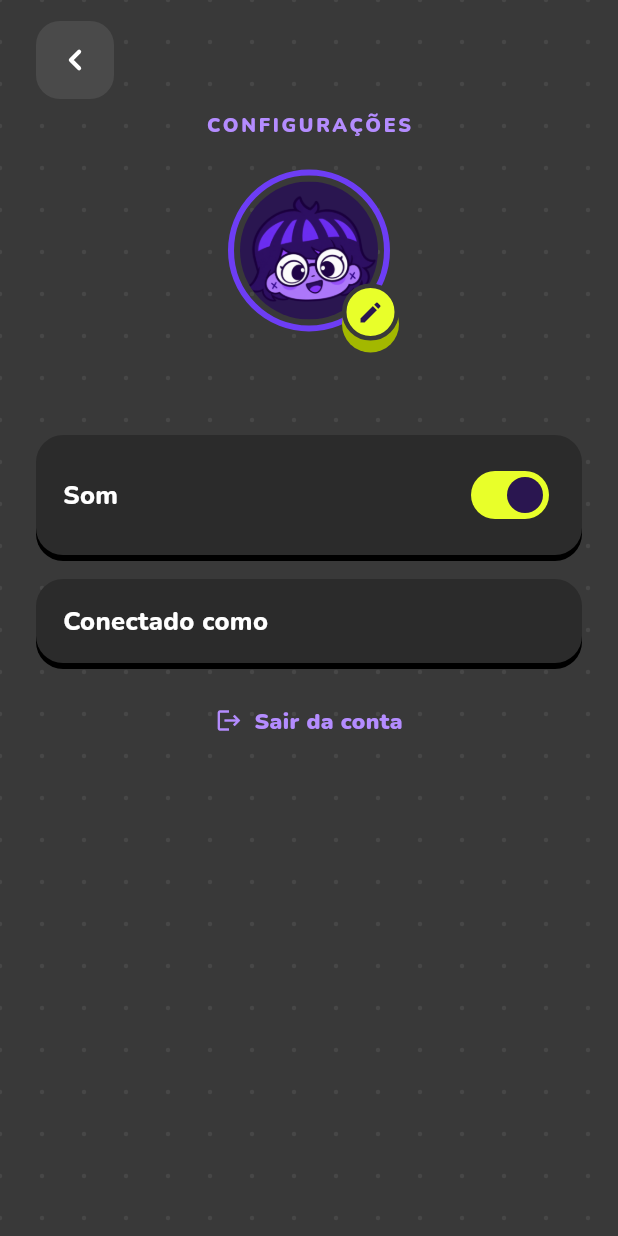
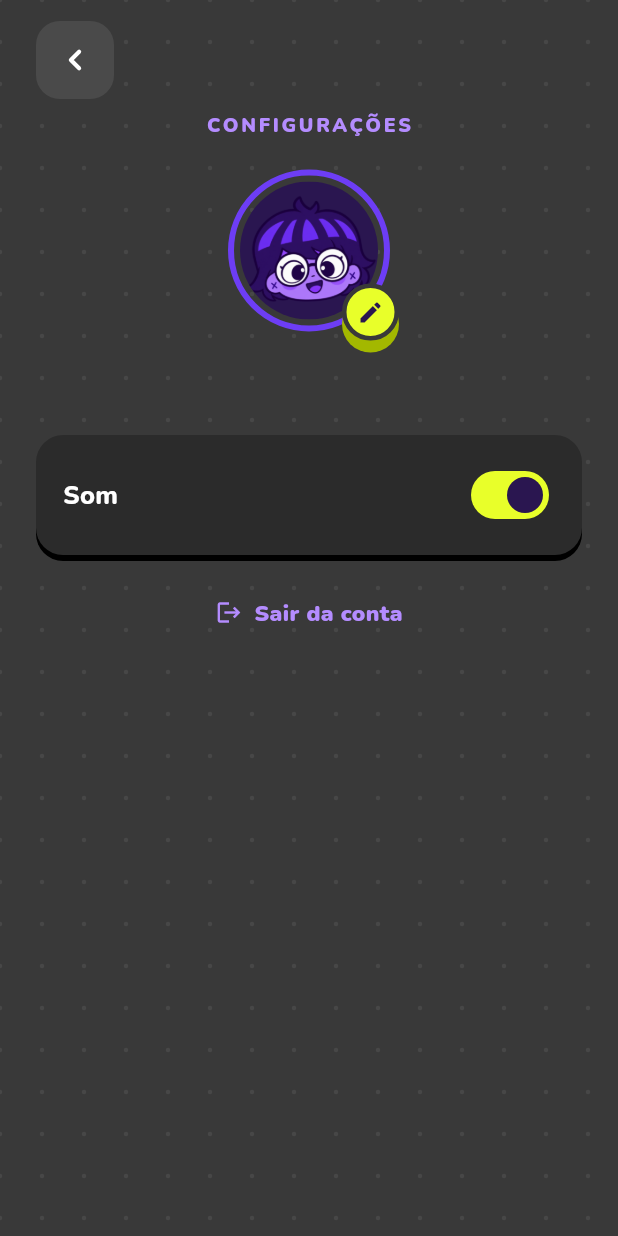
Before and after one commit to stheffanysantos/libug-game, a Flutter app: the SettingsView screen opened directly, on a phone screen of 412 x 824 dp. Run offline on Flutter 3.47's test engine with Material 3 defaults, Android fonts, the phone set to English and light mode, and no system bars; our stand-ins replace audioplayers, cloud_firestore, firebase_auth, firebase_core, flutter_riverpod, flutter_svg and 4 more; accounts and stored records are empty; generated files the repository leaves out were written again; network calls fail.

Commit message:
Remove a linha "Conectado como" das Configuracoes; card Conta so aparece sem conta

```diff
--- a/lib/features/settings/presentation/settings_view.dart
+++ b/lib/features/settings/presentation/settings_view.dart
@@ -25,9 +25,9 @@ import 'profile_edit_view.dart';
 /// pedido explícito do usuário: sem conta, o lápis não aparece (editar
 /// "quem eu sou" sem persistir em lugar nenhum não faz sentido, e essa
 /// escolha só é salva no Firestore da conta via `ProgressNotifier`).
-/// Estando logado, um link "Sair da conta" aparece no fim da tela (não mais
-/// escondido dentro da linha "Conectado como" — pedido explícito do
-/// usuário, ver `.claude/memory/decisions.md`).
+/// Estando logado, um link "Sair da conta" aparece no fim da tela, e o card
+/// "Conta" (com "Criar conta") some — a linha "Conectado como" saiu por
+/// enquanto, a tela está sendo repensada (ver `.claude/memory/decisions.md`).
 ///
 /// Aberta pelo botão de engrenagem da Seleção de Mundo via `Navigator.push`
 /// (era `showDialog`). `ConsumerStatefulWidget` pelo mesmo motivo de antes:
@@ -156,6 +156,13 @@ class _SettingsViewState extends ConsumerState<SettingsView> {
                               ],
                             ),
                           ),
+                          // Card "Conta" só existe sem conta ("Criar conta").
+                          // Com conta ele ficaria só com o título, sem ação
+                          // nenhuma (a linha "Conectado como" saiu enquanto a
+                          // tela é repensada — ver
+                          // `.claude/memory/decisions.md`); o nome de quem
+                          // está logado continua embaixo do avatar.
+                          if (!hasAccount) ...[
                             const SizedBox(height: 16),
                             HardShadowBox(
                               color: AppColors.panel,
@@ -165,12 +172,8 @@ class _SettingsViewState extends ConsumerState<SettingsView> {
                               child: Row(
                                 children: [
                                   Expanded(
-                                  child: Text(
-                                    hasAccount ? 'Conectado como ${authService.displayName}' : 'Conta',
-                                    style: AppText.style(size: 17, weight: FontWeight.w800, color: AppColors.white),
+                                    child: Text('Conta', style: AppText.style(size: 17, weight: FontWeight.w800, color: AppColors.white)),
                                   ),
-                                ),
-                                if (!hasAccount)
                                   GestureDetector(
                                     onTap: () => _openRegister(context),
                                     child: Text('Criar conta', style: AppText.style(size: 15, weight: FontWeight.w900, color: AppColors.lilac)),
@@ -178,8 +181,8 @@ class _SettingsViewState extends ConsumerState<SettingsView> {
                                 ],
                               ),
                             ),
-                          // "Sair da conta" — no fim da tela, não mais um
-                          // link pequeno dentro da linha "Conectado como"
+                          ],
+                          // "Sair da conta" — no fim da tela, só com conta
                           // (pedido explícito do usuário, ver
                           // `.claude/memory/decisions.md`).
                           if (hasAccount) ...[
```
Also changed, not shown: 2 other files. Lines whose indentation alone changed are shown as unchanged.
